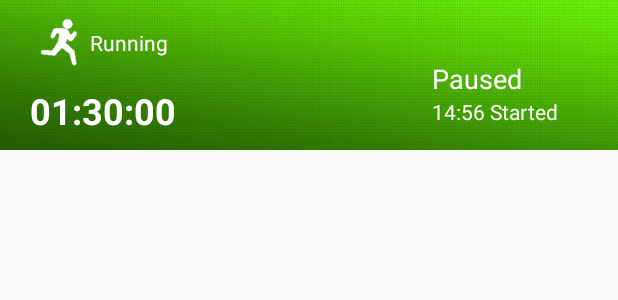
After one commit to MaxSpirihin/MyTracksDB, an Android app: the layout menu_main_record.xml on its own in the app's theme, with its tools: preview values and no code run, on a phone screen of 412 x 824 dp. The commit adds this screen. Shown: the top 300 px of the screen. Run offline under Robolectric (Android 15) with nearby library versions, the phone set to English and light mode, and no system bars.

Commit message:
change menu main view when record is in process

```diff
--- a/Android/app/src/main/java/com/max/spirihin/mytracksdb/Helpers/TextToSpeechHelper.kt
+++ b/Android/app/src/main/java/com/max/spirihin/mytracksdb/Helpers/TextToSpeechHelper.kt
@@ -60,6 +60,7 @@ class TextToSpeechHelper(val context: Context) : TextToSpeech.OnInitListener {
     }
 
     fun destroy() {
+        mTimer.cancel()
         mTextToSpeech.stop()
         mTextToSpeech.shutdown()
         setAudioFocus(false)
--- a/Android/app/src/main/java/com/max/spirihin/mytracksdb/core/Segment.kt
+++ b/Android/app/src/main/java/com/max/spirihin/mytracksdb/core/Segment.kt
@@ -32,6 +32,12 @@ class Segment {
     /* full duration in seconds */
     val duration: Int
         get() = if (points.size < 2) 0 else (points.last().timeInSeconds - points.first().timeInSeconds).toInt()
+
+    /* full duration in seconds in case if recording is in process */
+    val durationForProcessing: Int
+        get() {
+            return if (points.size < 1) 0 else (Calendar.getInstance().time.time / 1000 - points.first().timeInSeconds).toInt()
+        }
 
     val totalSteps: Int
         get() = if (points.isNotEmpty()) points.last().steps else 0
--- a/Android/app/src/main/java/com/max/spirihin/mytracksdb/core/Track.kt
+++ b/Android/app/src/main/java/com/max/spirihin/mytracksdb/core/Track.kt
@@ -25,6 +25,10 @@ class Track (val exerciseType : ExerciseType) {
     /* full duration in seconds */
     val duration: Int
         get() = segments.sumBy { s -> s.duration }
+
+    /* full duration in seconds in case if recording is in process */
+    val durationForProcessing: Int
+        get() = if (segments.size < 1) 0 else segments.take(segments.size - 1).sumBy { s -> s.duration } + segments.last().durationForProcessing
 
     /* pace in seconds */
     val pace: Int
--- a/Android/app/src/main/java/com/max/spirihin/mytracksdb/services/ReplayTrackService.kt
+++ b/Android/app/src/main/java/com/max/spirihin/mytracksdb/services/ReplayTrackService.kt
@@ -23,6 +23,7 @@ class ReplayTrackService : TrackPointsProviderService() {
     private var mOnChangeObservers = mutableListOf<(TrackPoint) -> Unit>()
     private var mAllPoints: MutableList<TrackPoint> = mutableListOf()
     private var mPointIndex: Int = -1
+    private var mTimer: Timer? = null
 
     override fun onCreate() {
         super.onCreate()
@@ -33,8 +34,8 @@ class ReplayTrackService : TrackPointsProviderService() {
         for (segment in track.segments) {
             mAllPoints.addAll(segment.points)
         }
-
-        Timer().schedule(0, 100) {
+        mTimer = Timer()
+        mTimer!!.schedule(0, 100) {
             moveToNext()
         }
     }
@@ -70,6 +71,7 @@ class ReplayTrackService : TrackPointsProviderService() {
         Print.Log("[ReplayTrackService] onDestroy")
 
         mOnChangeObservers.clear()
+        mTimer?.cancel()
 
         super.onDestroy()
     }
--- /dev/null
+++ b/Android/app/src/main/res/layout/menu_main_record.xml
@@ -0,0 +1,104 @@
+<androidx.constraintlayout.widget.ConstraintLayout xmlns:android="http://schemas.android.com/apk/res/android"
+    xmlns:app="http://schemas.android.com/apk/res-auto"
+    xmlns:tools="http://schemas.android.com/tools"
+    android:layout_width="match_parent"
+    android:layout_height="wrap_content"
+    android:gravity="center_vertical">
+
+    <ImageView
+        android:id="@+id/image"
+        android:layout_width="430dp"
+        android:layout_height="100dp"
+        android:scaleType="centerCrop"
+        app:layout_constraintBottom_toBottomOf="parent"
+        app:layout_constraintEnd_toEndOf="parent"
+        app:layout_constraintStart_toStartOf="parent"
+        app:layout_constraintTop_toTopOf="parent"
+        app:srcCompat="@drawable/menu_main_record_bg" />
+
+    <TextView
+        android:id="@+id/tvInfo"
+        android:layout_width="wrap_content"
+        android:layout_height="wrap_content"
+        android:shadowColor="#000000"
+        android:shadowDy="1"
+        android:shadowRadius="0"
+        android:text="Running"
+        android:textColor="#FFFFFF"
+        android:textSize="14sp"
+        app:layout_constraintBottom_toBottomOf="@+id/ivExercityType"
+        app:layout_constraintStart_toEndOf="@+id/ivExercityType"
+        app:layout_constraintTop_toTopOf="@+id/ivExercityType" />
+
+    <TextView
+        android:id="@+id/tvStarted"
+        android:layout_width="wrap_content"
+        android:layout_height="wrap_content"
+        android:layout_marginEnd="40dp"
+        android:shadowColor="#000000"
+        android:shadowDy="1"
+        android:shadowRadius="0"
+        android:text="14:56 Started"
+        android:textColor="#F0FFFFFF"
+        android:textSize="14sp"
+        app:layout_constraintBottom_toBottomOf="parent"
+        app:layout_constraintEnd_toEndOf="@+id/button"
+        app:layout_constraintTop_toTopOf="@+id/button"
+        app:layout_constraintVertical_bias="0.8" />
+
+    <TextView
+        android:id="@+id/tvPaused"
+        android:layout_width="wrap_content"
+        android:layout_height="wrap_content"
+        android:shadowColor="#000000"
+        android:shadowDy="1"
+        android:shadowRadius="0"
+        android:text="Paused"
+        android:textColor="#FFFFFFFF"
+        android:textSize="18sp"
+        app:layout_constraintBottom_toBottomOf="parent"
+        app:layout_constraintStart_toStartOf="@+id/tvStarted"
+        app:layout_constraintTop_toTopOf="@+id/button"
+        app:layout_constraintVertical_bias="0.53" />
+
+    <TextView
+        android:id="@+id/tvDuration"
+        android:layout_width="wrap_content"
+        android:layout_height="wrap_content"
+        android:shadowColor="#000000"
+        android:shadowDy="1"
+        android:shadowRadius="0"
+        android:text="01:30:00"
+        android:textColor="#FFFFFF"
+        android:textSize="24sp"
+        android:textStyle="bold"
+        app:layout_constraintBottom_toBottomOf="parent"
+        app:layout_constraintStart_toStartOf="@+id/ivExercityType"
+        app:layout_constraintTop_toTopOf="@+id/image"
+        app:layout_constraintVertical_bias="0.85" />
+
+    <ImageView
+        android:id="@+id/ivExercityType"
+        android:layout_width="40dp"
+        android:layout_height="37dp"
+        android:layout_marginStart="20dp"
+        app:layout_constraintBottom_toBottomOf="@+id/image"
+        app:layout_constraintStart_toStartOf="@+id/button"
+        app:layout_constraintTop_toTopOf="@+id/button"
+        app:layout_constraintVertical_bias="0.14999998"
+        app:srcCompat="@drawable/icon_running" />
+
+    <Button
+        android:id="@+id/button"
+        android:layout_width="0dp"
+        android:layout_height="0dp"
+        android:background="@drawable/menu_main_button"
+        android:scaleType="fitXY"
+        app:layout_constraintBottom_toBottomOf="parent"
+        app:layout_constraintEnd_toEndOf="parent"
+        app:layout_constraintHorizontal_bias="0.0"
+        app:layout_constraintStart_toStartOf="parent"
+        app:layout_constraintTop_toTopOf="parent"
+        app:layout_constraintVertical_bias="1.0"></Button>
+
+</androidx.constraintlayout.widget.ConstraintLayout>
```
Also changed, not shown: Android/app/src/main/java/com/max/spirihin/mytracksdb/activities/MainActivity.kt (+64 -4 lines), Android/app/src/main/res/drawable/menu_main_record_bg.png (added).
